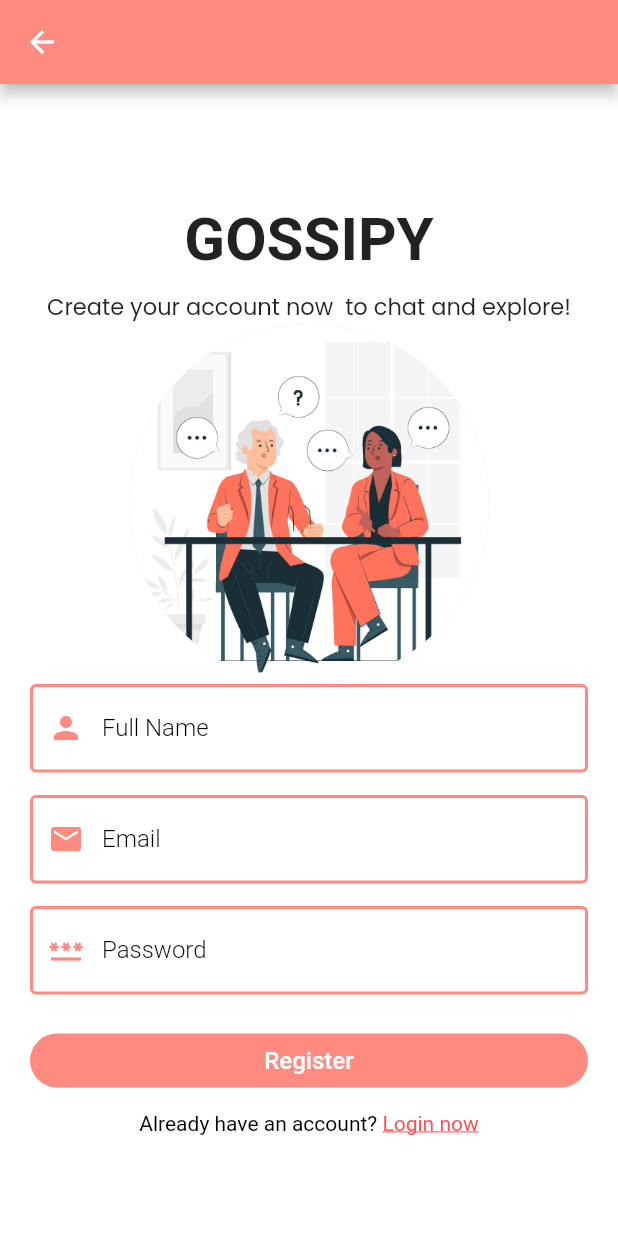
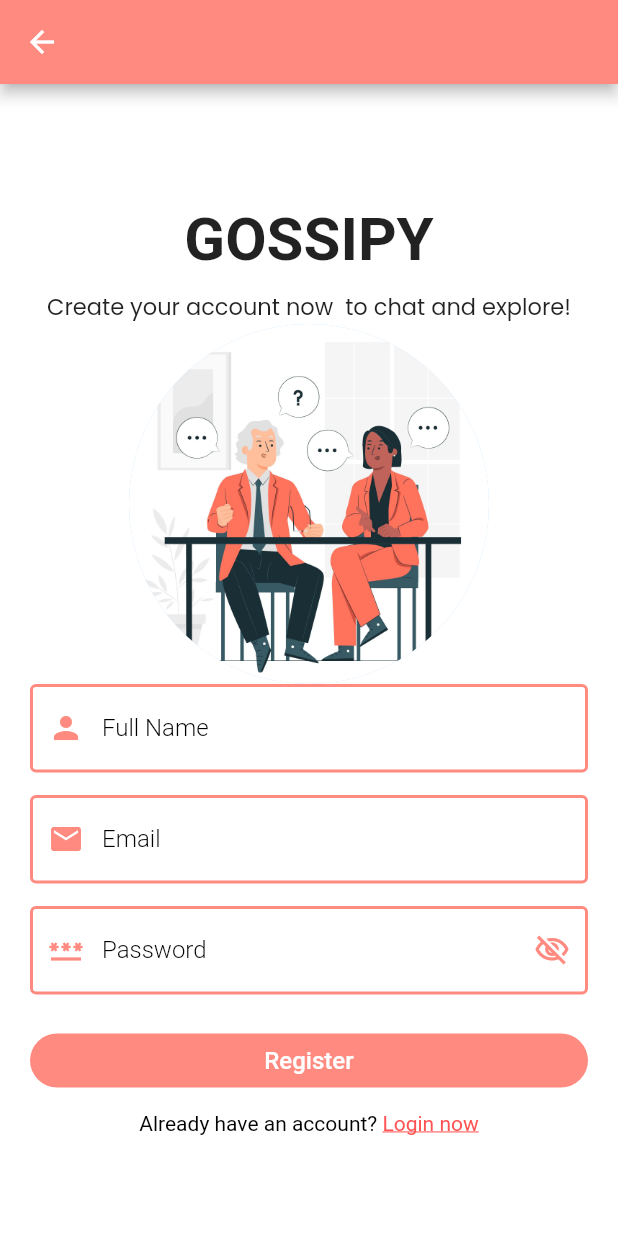
Before and after one commit to mansi05041/chatgrp_firebase, a Flutter app: the RegisterPage screen opened directly, on a phone screen of 412 x 824 dp. Run offline on Flutter 3.47's test engine with Material 2 defaults, Android fonts, the phone set to English and light mode, and no system bars; our stand-ins replace animated_splash_screen, cloud_firestore, firebase_auth, firebase_core, google_fonts, google_sign_in and 1 more; accounts and stored records are empty; Roboto replaces fonts that are missing (Eczar).

Commit message:
Password Visiblity

```diff
--- a/lib/pages/register_page.dart
+++ b/lib/pages/register_page.dart
@@ -21,6 +21,7 @@ class _RegisterPageState extends State<RegisterPage> {
   String email = "";
   String password = "";
   String Fullname = "";
+  bool passwordVisible = true;
   AuthService authService = AuthService();
   @override
   Widget build(BuildContext context) {
@@ -107,13 +108,25 @@ class _RegisterPageState extends State<RegisterPage> {
                           height: 15,
                         ),
                         TextFormField(
-                          obscureText: true,
+                          obscureText: passwordVisible,
                           decoration: textInputDecoration.copyWith(
-                              labelText: "Password",
-                              prefixIcon: Icon(
-                                Icons.password,
-                                color: Theme.of(context).primaryColor,
-                              )),
+                            labelText: "Password",
+                            prefixIcon: Icon(
+                              Icons.password,
+                              color: Theme.of(context).primaryColor,
+                            ),
+                            suffixIcon: IconButton(
+                              icon: Icon(passwordVisible
+                                  ? Icons.visibility_off_outlined
+                                  : Icons.visibility_outlined),
+                              onPressed: () {
+                                setState(() {
+                                  passwordVisible = !passwordVisible;
+                                });
+                              },
+                              color: Theme.of(context).primaryColor,
+                            ),
+                          ),
                           validator: (val) {
                             if (val!.length < 6) {
                               return "Password must be at least 6 characters";
```
Also changed, not shown: lib/pages/login_page.dart (+19 -6 lines).
